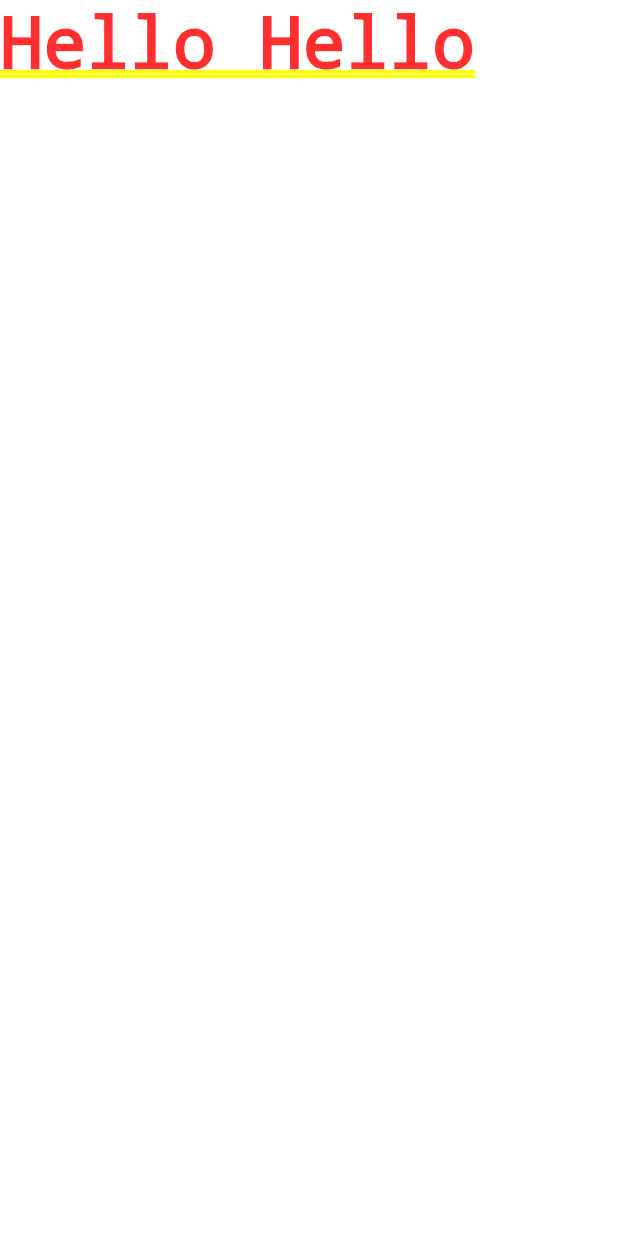
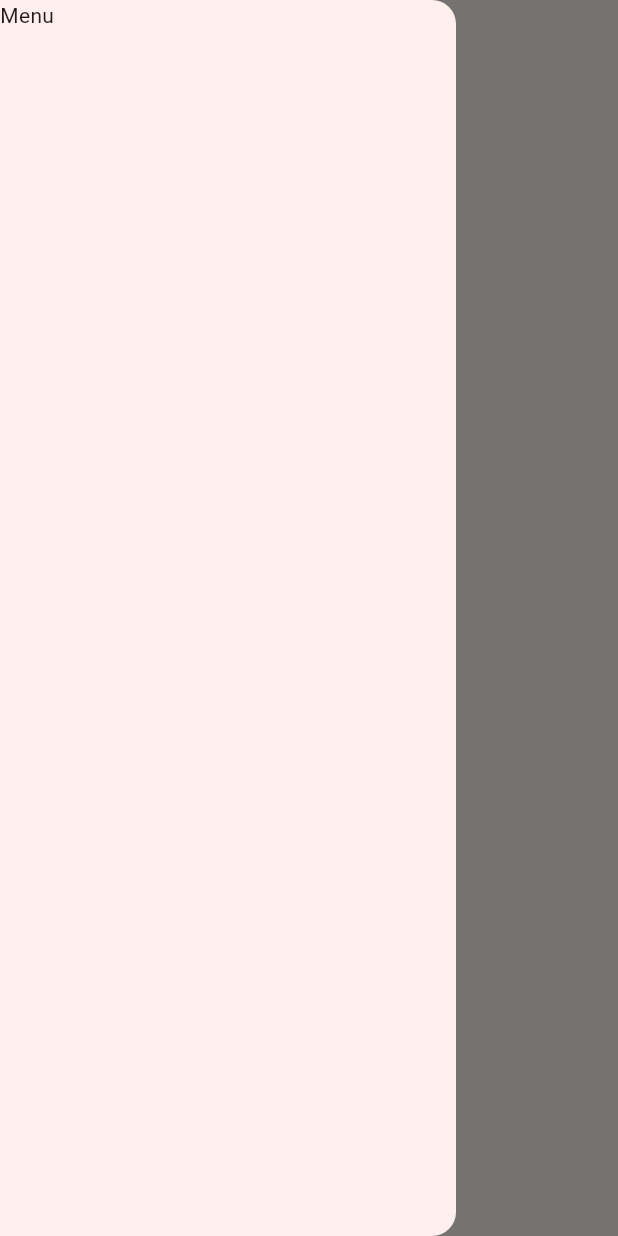
Before and after one commit to suksaipisit28/exam_1, a Flutter app: the screen it shows after launch, with the side drawer open (before the commit the screen has no drawer), on a phone screen of 412 x 824 dp. Run offline on Flutter 3.47's test engine with Material 3 defaults, Android fonts, the phone set to English and light mode, and no system bars.

Commit message:
สิ้นสุด ex1

```diff
--- a/lib/screen/my_home_page.dart
+++ b/lib/screen/my_home_page.dart
@@ -1,13 +1,34 @@
+import 'package:exam_1/screen/my_second_page.dart';
 import 'package:flutter/material.dart';
 
 class MyHomePage extends StatelessWidget {
   const MyHomePage({super.key});
 
-//// test 1/////
-
-///// test 2///
+// test3 ///
   @override
   Widget build(BuildContext context) {
-    return const Text("Hello Hello");
+    return Scaffold(
+      drawer: Drawer(
+        child: const Text("Menu"),
+      ),
+      appBar: AppBar(title: const Text("My Head Page")),
+      body: Center(
+        child: Column(
+          children: [
+            const Text("page one"),
+            ElevatedButton(
+              onPressed: () {
+                Navigator.of(context).push(
+                  MaterialPageRoute(
+                    builder: (context) => const MySecondPage(),
+                  ),
+                );
+              },
+              child: const Text("ไปยังหน้าสอง !!"),
+            )
+          ],
+        ),
+      ),
+    );
   }
 }
--- /dev/null
+++ b/lib/screen/my_second_page.dart
@@ -0,0 +1,29 @@
+import 'package:exam_1/screen/my_home_page.dart';
+import 'package:flutter/material.dart';
+
+class MySecondPage extends StatelessWidget {
+  const MySecondPage({super.key});
+
+  @override
+  Widget build(BuildContext context) {
+    return Scaffold(
+      drawer: Drawer(
+        child: Text("Menu"),
+      ),
+      appBar: AppBar(title: Text("My Second Page")),
+      body: Center(
+        child: Column(
+          children: [
+            const Text("page two"),
+            ElevatedButton(
+              onPressed: () {
+                Navigator.of(context).pop();
+              },
+              child: Text("ไปยังหน้าแรก !!"),
+            )
+          ],
+        ),
+      ),
+    );
+  }
+}
```
